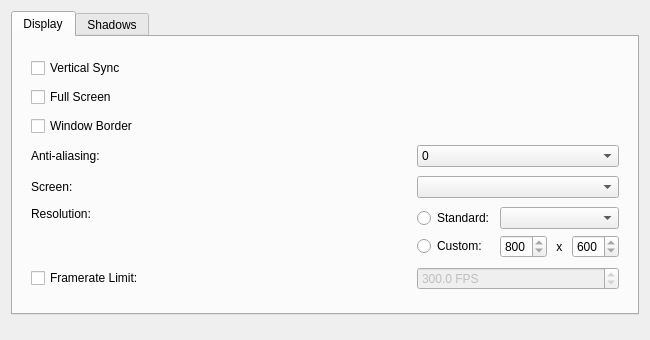
sunhawken/openmw, file files/ui/graphicspage.ui: the form before one commit.
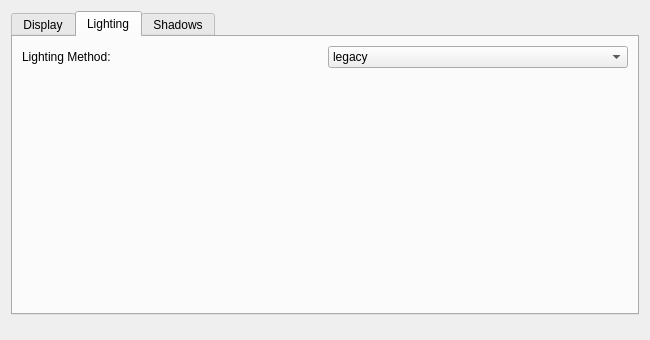
The form after the commit. The open tabs and pages were chosen to show the change.

Commit message:
Moving Lighting Method from Advanced -> Visuals to Graphics -> Lighting
The plan is to add additional options to this new tab, and since it's of similar status as the Shaders settings, it makes sense to put them next to them on the Graphics page.

```diff
--- a/files/ui/graphicspage.ui
+++ b/files/ui/graphicspage.ui
@@ -187,6 +187,56 @@
        </item>
       </layout>
      </widget>
+     <widget class="QWidget" name="LightingWrapper">
+      <attribute name="title">
+       <string>Lighting</string>
+      </attribute>
+      <layout class="QVBoxLayout" name="lightingLayout">
+       <item>
+        <layout class="QHBoxLayout" name="lightingMethodLayout">
+         <item>
+          <widget class="QLabel" name="lightingMethodLabel">
+           <property name="text">
+            <string>Lighting Method:</string>
+           </property>
+          </widget>
+         </item>
+         <item>
+          <widget class="QComboBox" name="lightingMethodComboBox">
+           <item>
+            <property name="text">
+             <string>legacy</string>
+            </property>
+           </item>
+           <item>
+            <property name="text">
+             <string>shaders compatibility</string>
+            </property>
+           </item>
+           <item>
+            <property name="text">
+             <string>shaders</string>
+            </property>
+           </item>
+          </widget>
+         </item>
+        </layout>
+       </item>
+       <item>
+        <spacer name="verticalSpacer">
+         <property name="orientation">
+          <enum>Qt::Vertical</enum>
+         </property>
+         <property name="sizeHint" stdset="0">
+          <size>
+           <width>20</width>
+           <height>40</height>
+          </size>
+         </property>
+        </spacer>
+       </item>
+      </layout>
+     </widget>
      <widget class="QWidget" name="ShadowWrapper">
       <attribute name="title">
        <string>Shadows</string>
```
The commit also changes 3 other files.
